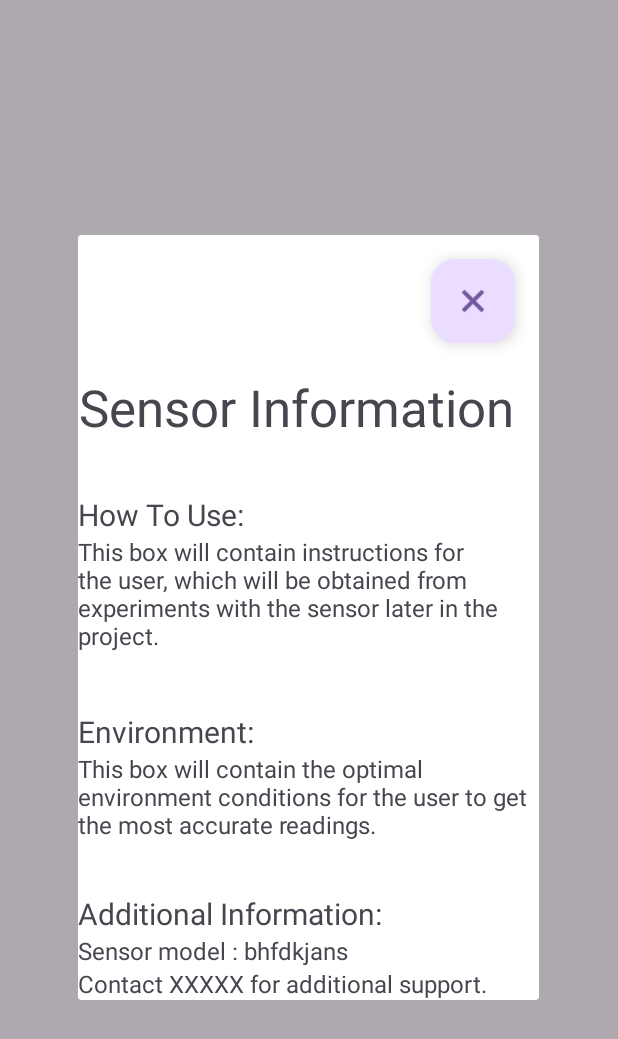
After one commit to jgam2025/coen390_FeverApp, an Android app: the fragment InsertDialogFragment shown on its own in the app's theme, on a phone screen of 412 x 824 dp. The commit adds this screen. Shown: the top 1039 px of the screen. Run offline under Robolectric (Android 15) with nearby library versions, the phone set to English and light mode, and no system bars.

Commit message:
created pop-up for instructions

```diff
--- /dev/null
+++ b/app/src/main/java/com/example/coen390_feverapp/InsertDialogFragment.java
@@ -0,0 +1,51 @@
+package com.example.coen390_feverapp;
+
+import android.os.Bundle;
+
+import androidx.fragment.app.DialogFragment;
+import androidx.fragment.app.Fragment;
+
+import android.view.LayoutInflater;
+import android.view.View;
+import android.view.ViewGroup;
+import android.widget.EditText;
+import android.widget.TextView;
+
+import com.google.android.material.floatingactionbutton.FloatingActionButton;
+
+public class InsertDialogFragment extends DialogFragment {
+
+    protected TextView titleTextView, howToTextView, instructionsTextView, environmentTextView,
+        environmentInstrTextView, additionalInfoTextView, modelTextView, contactTextView;
+    protected FloatingActionButton closeFAB;
+
+    public InsertDialogFragment() {
+        // Required empty public constructor
+    }
+
+    @Override
+    public View onCreateView(LayoutInflater inflater, ViewGroup container,
+                             Bundle savedInstanceState) {
+        // Inflate the layout for this fragment
+        View view = inflater.inflate(R.layout.fragment_insert_dialog, container, false);
+
+        titleTextView = view.findViewById(R.id.titleTextView);
+        howToTextView = view.findViewById(R.id.howToTextView);
+        instructionsTextView = view.findViewById(R.id.instructionsTextView);
+        environmentTextView = view.findViewById(R.id.environmentTextView);
+        environmentInstrTextView = view.findViewById(R.id.environmentInstrTextView);
+        additionalInfoTextView = view.findViewById(R.id.additionalInfoTextView);
+        modelTextView = view.findViewById(R.id.modelTextView);
+        contactTextView = view.findViewById(R.id.contactTextView);
+        closeFAB = view.findViewById(R.id.closeFAB);
+
+        closeFAB.setOnClickListener(new View.OnClickListener() {
+            @Override
+            public void onClick(View v) {
+                dismiss();
+            }
+        });
+
+        return view;
+    }
+}
--- /dev/null
+++ b/app/src/main/res/layout/fragment_insert_dialog.xml
@@ -0,0 +1,102 @@
+<?xml version="1.0" encoding="utf-8"?>
+<FrameLayout xmlns:android="http://schemas.android.com/apk/res/android"
+    xmlns:app="http://schemas.android.com/apk/res-auto"
+    xmlns:tools="http://schemas.android.com/tools"
+    android:layout_width="match_parent"
+    android:layout_height="match_parent"
+    tools:context=".InsertDialogFragment">
+
+    <androidx.constraintlayout.widget.ConstraintLayout
+        android:layout_width="match_parent"
+        android:layout_height="match_parent">
+
+        <TextView
+            android:id="@+id/titleTextView"
+            android:layout_width="wrap_content"
+            android:layout_height="wrap_content"
+            android:layout_marginTop="92dp"
+            android:text="Sensor Information"
+            android:textSize="34sp"
+            app:layout_constraintEnd_toEndOf="@+id/closeFAB"
+            app:layout_constraintHorizontal_bias="0.571"
+            app:layout_constraintStart_toStartOf="parent"
+            app:layout_constraintTop_toTopOf="parent" />
+
+        <TextView
+            android:id="@+id/howToTextView"
+            android:layout_width="wrap_content"
+            android:layout_height="wrap_content"
+            android:layout_marginTop="35dp"
+            android:text="How To Use:"
+            android:textSize="20sp"
+            app:layout_constraintTop_toBottomOf="@+id/titleTextView"
+            tools:layout_editor_absoluteX="47dp" />
+
+        <com.google.android.material.floatingactionbutton.FloatingActionButton
+            android:id="@+id/closeFAB"
+            android:layout_width="wrap_content"
+            android:layout_height="wrap_content"
+            android:layout_marginTop="16dp"
+            android:layout_marginEnd="16dp"
+            android:clickable="true"
+            android:src="@android:drawable/ic_menu_close_clear_cancel"
+            app:layout_constraintEnd_toEndOf="parent"
+            app:layout_constraintTop_toTopOf="parent" />
+
+        <TextView
+            android:id="@+id/instructionsTextView"
+            android:layout_width="307dp"
+            android:layout_height="89dp"
+            android:text="This box will contain instructions for the user, which will be obtained from experiments with the sensor later in the project."
+            android:textSize="16sp"
+            app:layout_constraintTop_toBottomOf="@+id/howToTextView"
+            tools:layout_editor_absoluteX="47dp" />
+
+        <TextView
+            android:id="@+id/environmentTextView"
+            android:layout_width="wrap_content"
+            android:layout_height="wrap_content"
+            android:layout_marginTop="28dp"
+            android:text="Environment:"
+            android:textSize="20sp"
+            app:layout_constraintTop_toBottomOf="@+id/instructionsTextView"
+            tools:layout_editor_absoluteX="61dp" />
+
+        <TextView
+            android:id="@+id/environmentInstrTextView"
+            android:layout_width="307dp"
+            android:layout_height="68dp"
+            android:text="This box will contain the optimal environment conditions for the user to get the most accurate readings."
+            android:textSize="16sp"
+            app:layout_constraintTop_toBottomOf="@+id/environmentTextView"
+            tools:layout_editor_absoluteX="61dp" />
+
+        <TextView
+            android:id="@+id/additionalInfoTextView"
+            android:layout_width="wrap_content"
+            android:layout_height="wrap_content"
+            android:layout_marginTop="26dp"
+            android:text="Additional Information:"
+            android:textSize="20sp"
+            app:layout_constraintTop_toBottomOf="@+id/environmentInstrTextView"
+            tools:layout_editor_absoluteX="61dp" />
+
+        <TextView
+            android:id="@+id/modelTextView"
+            android:layout_width="wrap_content"
+            android:layout_height="wrap_content"
+            android:text="Sensor model : bhfdkjans"
+            android:textSize="16sp"
+            app:layout_constraintTop_toBottomOf="@+id/additionalInfoTextView"
+            tools:layout_editor_absoluteX="61dp" />
+
+        <TextView
+            android:id="@+id/contactTextView"
+            android:layout_width="wrap_content"
+            android:layout_height="wrap_content"
+            android:text="Contact XXXXX for additional support."
+            android:textSize="16sp"
+            app:layout_constraintTop_toBottomOf="@+id/modelTextView"
+            tools:layout_editor_absoluteX="61dp" />
+    </androidx.constraintlayout.widget.ConstraintLayout>
+</FrameLayout>
--- a/app/src/main/res/values/strings.xml
+++ b/app/src/main/res/values/strings.xml
@@ -1,3 +1,5 @@
 <resources>
     <string name="app_name">coen390_FeverApp</string>
+    <!-- TODO: Remove or change this placeholder text -->
+    <string name="hello_blank_fragment">Hello blank fragment</string>
 </resources>
```
